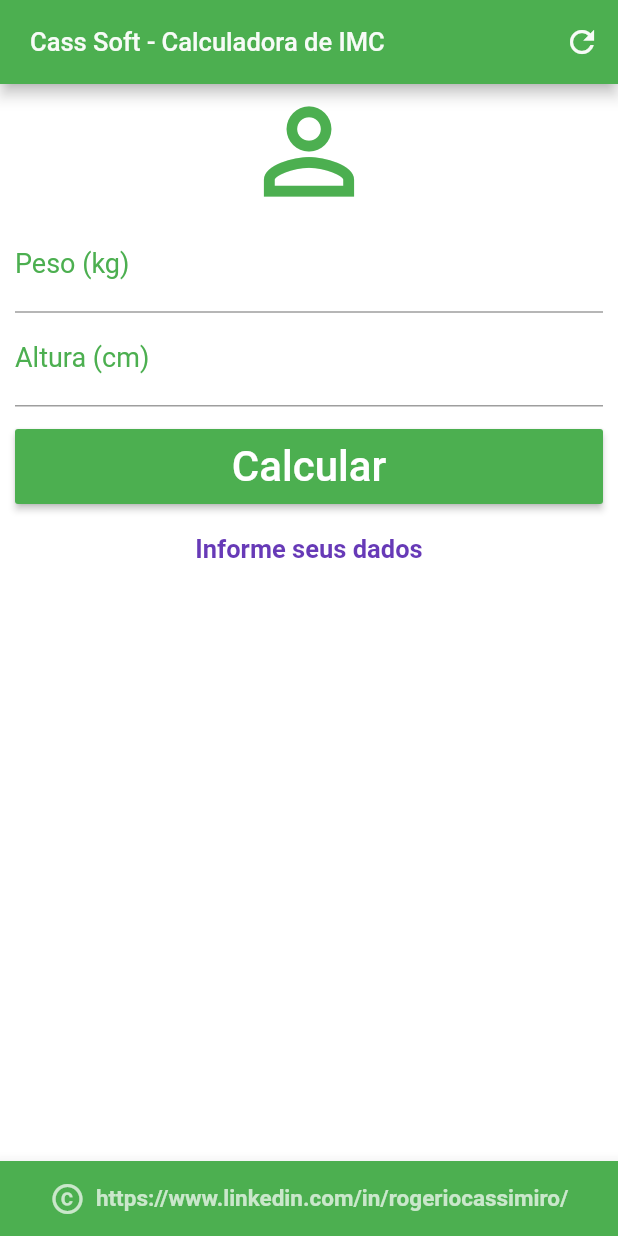
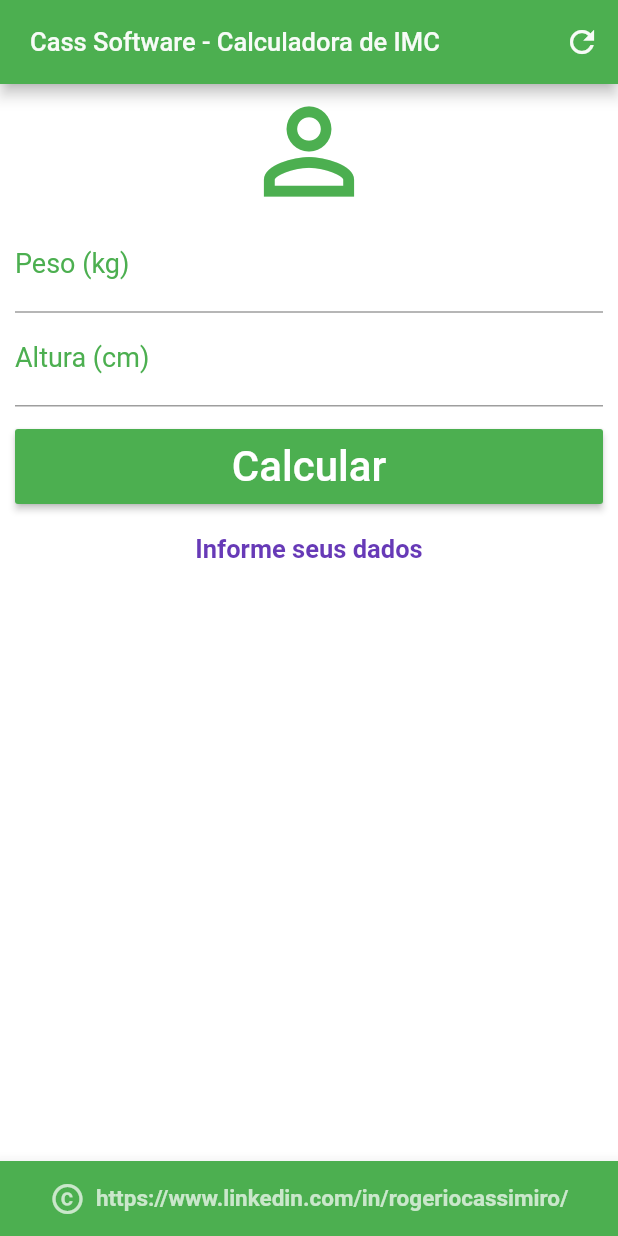
Before and after one commit to rogeriocassimiro/flutter-imc, a Flutter app: the screen it shows after launch, on a phone screen of 412 x 824 dp. Run offline on Flutter 3.47's test engine with Material 2 defaults, Android fonts, the phone set to English and light mode, and no system bars.

Commit message:
Atualização AppBar

```diff
--- a/lib/main.dart
+++ b/lib/main.dart
@@ -70,7 +70,7 @@ class _HomeState extends State<Home> {
           toolbarOpacity: 0.8,
           backgroundColor: Colors.green,
           title: Text(
-            "Cass Soft - Calculadora de IMC",
+            "Cass Software - Calculadora de IMC",
             style: TextStyle(
               fontSize: 17.0
             ),
```
